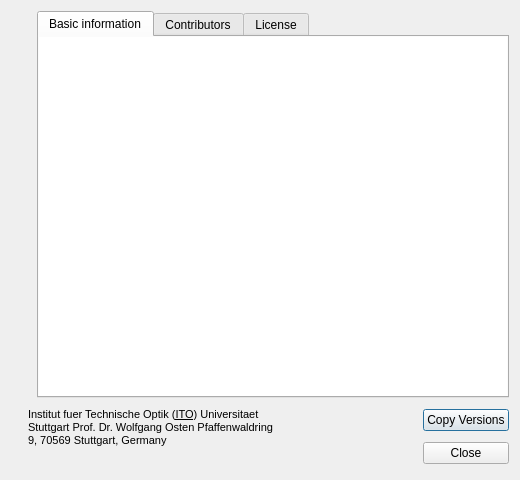
This is Qitom/ui/dialogAbout.ui in itom-project/itom as Qt 5 draws it before an edit. The edited form follows.
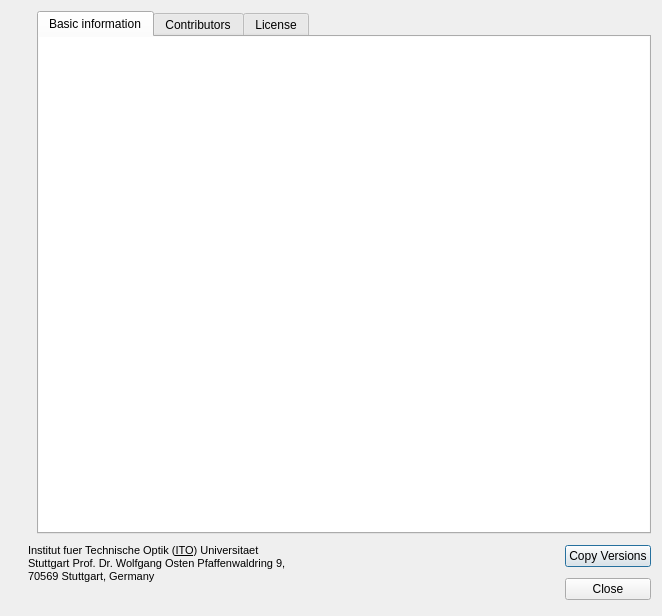
This is the edited form. Icons and pictures are not drawn.

Commit message: adapted and improved itom about dialog and license information

What changed in the file:
```diff
--- a/Qitom/ui/dialogAbout.ui
+++ b/Qitom/ui/dialogAbout.ui
@@ -6,20 +6,20 @@
    <rect>
     <x>0</x>
     <y>0</y>
-    <width>520</width>
-    <height>480</height>
+    <width>662</width>
+    <height>616</height>
    </rect>
   </property>
   <property name="minimumSize">
    <size>
-    <width>520</width>
-    <height>480</height>
+    <width>0</width>
+    <height>0</height>
    </size>
   </property>
   <property name="maximumSize">
    <size>
-    <width>520</width>
-    <height>800</height>
+    <width>16777215</width>
+    <height>16777215</height>
    </size>
   </property>
   <property name="windowTitle">
@@ -108,7 +108,7 @@
           <string>&lt;!DOCTYPE HTML PUBLIC &quot;-//W3C//DTD HTML 4.0//EN&quot; &quot;http://www.w3.org/TR/REC-html40/strict.dtd&quot;&gt;
 &lt;html&gt;&lt;head&gt;&lt;meta name=&quot;qrichtext&quot; content=&quot;1&quot; /&gt;&lt;style type=&quot;text/css&quot;&gt;
 p, li { white-space: pre-wrap; }
-&lt;/style&gt;&lt;/head&gt;&lt;body style=&quot; font-family:'MS Shell Dlg 2'; font-size:8.25pt; font-weight:400; font-style:normal;&quot;&gt;
+&lt;/style&gt;&lt;/head&gt;&lt;body style=&quot; font-family:'MS Shell Dlg 2'; font-size:6.6pt; font-weight:400; font-style:normal;&quot;&gt;
 &lt;p style=&quot;-qt-paragraph-type:empty; margin-top:0px; margin-bottom:0px; margin-left:0px; margin-right:0px; -qt-block-indent:0; text-indent:0px; font-size:8pt;&quot;&gt;&lt;br /&gt;&lt;/p&gt;&lt;/body&gt;&lt;/html&gt;</string>
          </property>
          <property name="textInteractionFlags">
@@ -406,7 +406,7 @@
         <string>&lt;!DOCTYPE HTML PUBLIC &quot;-//W3C//DTD HTML 4.0//EN&quot; &quot;http://www.w3.org/TR/REC-html40/strict.dtd&quot;&gt;
 &lt;html&gt;&lt;head&gt;&lt;meta name=&quot;qrichtext&quot; content=&quot;1&quot; /&gt;&lt;style type=&quot;text/css&quot;&gt;
 p, li { white-space: pre-wrap; }
-&lt;/style&gt;&lt;/head&gt;&lt;body style=&quot; font-family:'MS Shell Dlg 2'; font-size:8.25pt; font-weight:400; font-style:normal;&quot;&gt;
+&lt;/style&gt;&lt;/head&gt;&lt;body style=&quot; font-family:'MS Shell Dlg 2'; font-size:6.6pt; font-weight:400; font-style:normal;&quot;&gt;
 &lt;p style=&quot; margin-top:12px; margin-bottom:12px; margin-left:0px; margin-right:0px; -qt-block-indent:0; text-indent:0px;&quot;&gt;&lt;span style=&quot; font-size:8pt; color:#000000;&quot;&gt;Institut fuer Technische Optik (&lt;/span&gt;&lt;a href=&quot;http://www.ito.uni-stuttgart.de&quot;&gt;&lt;span style=&quot; font-size:8pt; text-decoration: underline; color:#000000;&quot;&gt;ITO&lt;/span&gt;&lt;/a&gt;&lt;span style=&quot; font-size:8pt; color:#000000;&quot;&gt;) Universitaet Stuttgart Prof. Dr. Wolfgang Osten Pfaffenwaldring 9, 70569 Stuttgart, Germany&lt;/span&gt;&lt;/p&gt;&lt;/body&gt;&lt;/html&gt;</string>
        </property>
        <property name="openExternalLinks">
```
Left out of the diff: 4 changed lines with no effect on the pictures. The commit also changes 5 other files.
